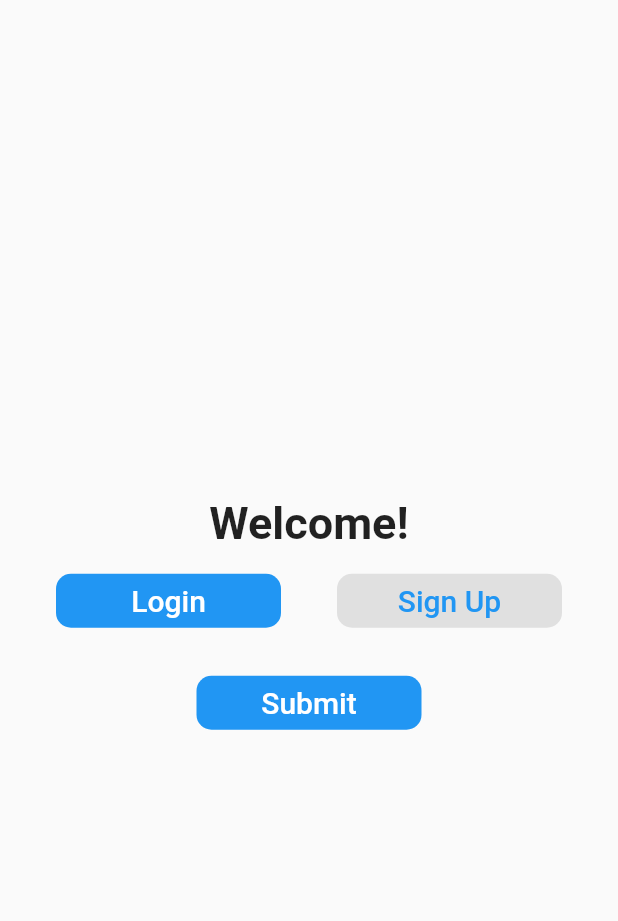
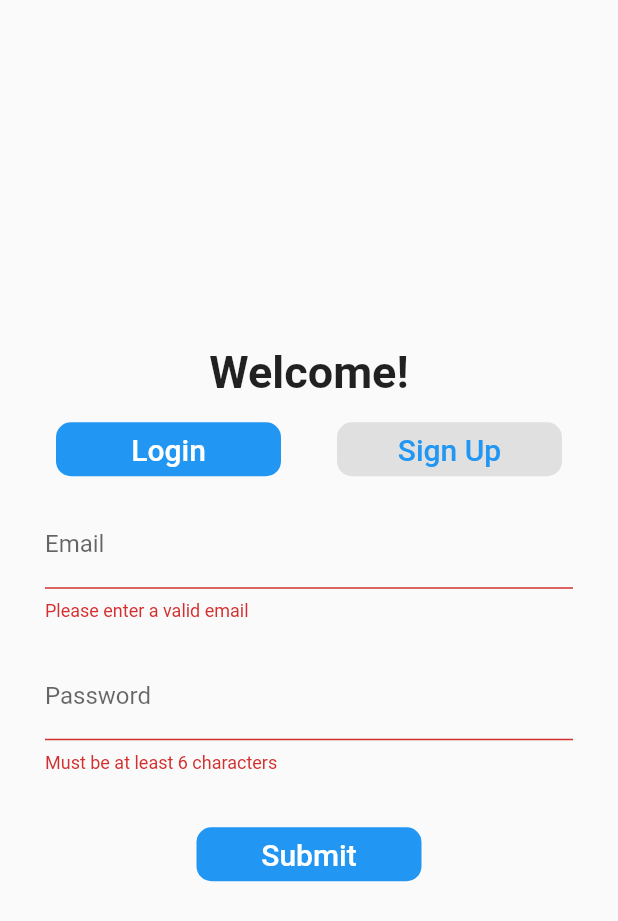
Before and after one commit to TomasKulik/FirebaseChat, a Flutter app: the screen it shows after launch, after a tap on "Submit", on a phone screen of 412 x 824 dp. Shown: the top 921 px of the screen. Run offline on Flutter 3.47's test engine with Material 2 defaults, Android fonts, the phone set to English and light mode, and no system bars; our stand-ins replace cloud_firestore, firebase_auth, firebase_messaging; accounts and stored records are empty.

Commit message:
Added login and signup functionality

```diff
--- a/lib/main.dart
+++ b/lib/main.dart
@@ -28,7 +28,7 @@ class MyApp extends StatelessWidget {
       title: 'Flutter Firebase Chat',
       debugShowCheckedModeBanner: false,
       theme: ThemeData(
-        primaryColor: Colors.white,
+        primaryColor: Colors.blue,
       ),
       home: StreamBuilder<FirebaseUser>(
         stream: Provider.of<AuthService>(context, listen: false).user,
--- a/lib/screens/login_screen.dart
+++ b/lib/screens/login_screen.dart
@@ -1,4 +1,7 @@
+import 'package:firebase_chat/services/auth_service.dart';
 import 'package:flutter/material.dart';
+import 'package:flutter/services.dart';
+import 'package:provider/provider.dart';
 
 class LoginScreen extends StatefulWidget {
   @override
@@ -6,7 +9,114 @@ class LoginScreen extends StatefulWidget {
 }
 
 class _LoginScreenState extends State<LoginScreen> {
+  final _loginFormKey = GlobalKey<FormState>();
+  final _signupFormKey = GlobalKey<FormState>();
+  String _name, _email, _password;
   int _selectedIndex = 0;
+
+  _buildLoginForm() {
+    return Form(
+      key: _loginFormKey,
+      child: Column(
+        children: <Widget>[
+          _buildEmailTF(),
+          _buildPasswordTF(),
+        ],
+      ),
+    );
+  }
+
+  _buildSignupForm() {
+    return Form(
+      key: _signupFormKey,
+      child: Column(
+        children: <Widget>[
+          _buildNameTF(),
+          _buildEmailTF(),
+          _buildPasswordTF(),
+        ],
+      ),
+    );
+  }
+
+  _buildNameTF() {
+    return Padding(
+      padding: EdgeInsets.symmetric(
+        horizontal: 30.0,
+        vertical: 10.0,
+      ),
+      child: TextFormField(
+        decoration: const InputDecoration(labelText: 'Name'),
+        validator: (input) =>
+            input.trim().isEmpty ? 'Please enter a name' : null,
+        onSaved: (input) => _name = input.trim(),
+      ),
+    );
+  }
+
+  _buildEmailTF() {
+    return Padding(
+      padding: EdgeInsets.symmetric(
+        horizontal: 30.0,
+        vertical: 10.0,
+      ),
+      child: TextFormField(
+        decoration: const InputDecoration(labelText: 'Email'),
+        validator: (input) =>
+            !input.contains('@') ? 'Please enter a valid email' : null,
+        onSaved: (input) => _email = input,
+      ),
+    );
+  }
+
+  _buildPasswordTF() {
+    return Padding(
+      padding: EdgeInsets.symmetric(
+        horizontal: 30.0,
+        vertical: 10.0,
+      ),
+      child: TextFormField(
+        decoration: const InputDecoration(labelText: 'Password'),
+        validator: (input) =>
+            input.length < 6 ? 'Must be at least 6 characters' : null,
+        onSaved: (input) => _password = input,
+        obscureText: true,
+      ),
+    );
+  }
+
+  _submit() async {
+    final authService = Provider.of<AuthService>(context, listen: false);
+    try {
+      if (_selectedIndex == 0 && _loginFormKey.currentState.validate()) {
+        _loginFormKey.currentState.save();
+        await authService.login(_email, _password);
+      } else if (_selectedIndex == 1 &&
+          _signupFormKey.currentState.validate()) {
+        _signupFormKey.currentState.save();
+        await authService.signup(_name, _email, _password);
+      }
+    } on PlatformException catch (e) {
+      _showErrorDialog(e.message);
+    }
+  }
+
+  _showErrorDialog(String errorMessage) {
+    showDialog(
+        context: context,
+        builder: (_) {
+          return AlertDialog(
+            title: Text('Error'),
+            content: Text(errorMessage),
+            actions: <Widget>[
+              FlatButton(
+                child: Text('Ok'),
+                onPressed: () => Navigator.pop(context),
+              ),
+            ],
+          );
+        });
+  }
 
   @override
   Widget build(BuildContext context) {
@@ -62,6 +172,7 @@ class _LoginScreenState extends State<LoginScreen> {
                 ),
               ],
             ),
+            _selectedIndex == 0 ? _buildLoginForm() : _buildSignupForm(),
             const SizedBox(height: 20.0),
             Container(
               width: 150.0,
@@ -77,7 +188,7 @@ class _LoginScreenState extends State<LoginScreen> {
                     color: Colors.white,
                   ),
                 ),
-                onPressed: () {},
+                onPressed: _submit,
               ),
             ),
           ],
```
